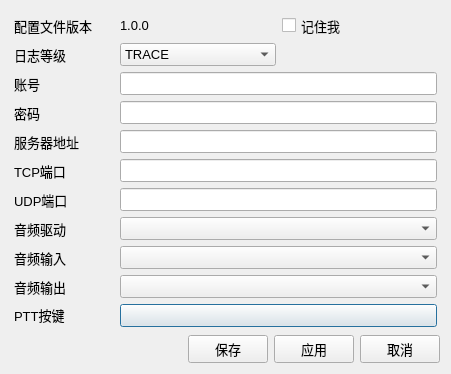
Before: the Qt Designer form src/ui/form/config_window.ui in supermastergui/AudioClient, drawn with Qt 5.
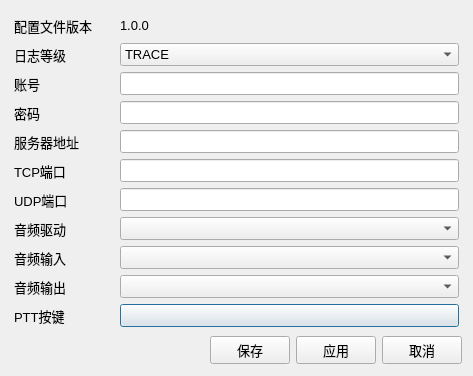
After: the same form once the commit is applied. Icons and pictures are not drawn. Custom widgets are drawn as their Qt base class.

The edit to the form file:
```diff
--- a/src/ui/form/config_window.ui
+++ b/src/ui/form/config_window.ui
@@ -6,14 +6,14 @@
    <rect>
     <x>0</x>
     <y>0</y>
-    <width>451</width>
-    <height>374</height>
+    <width>449</width>
+    <height>376</height>
    </rect>
   </property>
   <property name="minimumSize">
    <size>
-    <width>451</width>
-    <height>162</height>
+    <width>0</width>
+    <height>0</height>
    </size>
   </property>
   <property name="font">
@@ -45,7 +45,14 @@
       <number>3</number>
      </property>
      <item row="9" column="1" colspan="2">
-      <widget class="QComboBox" name="combo_box_audio_output"/>
+      <widget class="QComboBox" name="combo_box_audio_output">
+       <property name="sizePolicy">
+        <sizepolicy hsizetype="Preferred" vsizetype="Fixed">
+         <horstretch>0</horstretch>
+         <verstretch>0</verstretch>
+        </sizepolicy>
+       </property>
+      </widget>
      </item>
      <item row="6" column="0">
       <widget class="QLabel" name="label_udp_port">
@@ -67,16 +74,44 @@
       </widget>
      </item>
      <item row="4" column="1" colspan="2">
-      <widget class="QLineEdit" name="line_edit_server_address"/>
+      <widget class="QLineEdit" name="line_edit_server_address">
+       <property name="sizePolicy">
+        <sizepolicy hsizetype="Preferred" vsizetype="Fixed">
+         <horstretch>0</horstretch>
+         <verstretch>0</verstretch>
+        </sizepolicy>
+       </property>
+      </widget>
      </item>
      <item row="7" column="1" colspan="2">
-      <widget class="QComboBox" name="combo_box_audio_driver"/>
+      <widget class="QComboBox" name="combo_box_audio_driver">
+       <property name="sizePolicy">
+        <sizepolicy hsizetype="Preferred" vsizetype="Fixed">
+         <horstretch>0</horstretch>
+         <verstretch>0</verstretch>
+        </sizepolicy>
+       </property>
+      </widget>
      </item>
      <item row="6" column="1" colspan="2">
-      <widget class="QLineEdit" name="line_edit_udp_port"/>
+      <widget class="QLineEdit" name="line_edit_udp_port">
+       <property name="sizePolicy">
+        <sizepolicy hsizetype="Preferred" vsizetype="Fixed">
+         <horstretch>0</horstretch>
+         <verstretch>0</verstretch>
+        </sizepolicy>
+       </property>
+      </widget>
      </item>
      <item row="2" column="1" colspan="2">
-      <widget class="QLineEdit" name="line_edit_account"/>
+      <widget class="QLineEdit" name="line_edit_account">
+       <property name="sizePolicy">
+        <sizepolicy hsizetype="Preferred" vsizetype="Fixed">
+         <horstretch>0</horstretch>
+         <verstretch>0</verstretch>
+        </sizepolicy>
+       </property>
+      </widget>
      </item>
      <item row="8" column="0">
       <widget class="QLabel" name="label_audio_input">
@@ -97,56 +132,25 @@
        </property>
       </widget>
      </item>
-     <item row="1" column="1">
-      <widget class="QComboBox" name="combo_box_log_level">
-       <property name="sizePolicy">
-        <sizepolicy hsizetype="Preferred" vsizetype="Fixed">
-         <horstretch>0</horstretch>
-         <verstretch>0</verstretch>
-        </sizepolicy>
-       </property>
-       <item>
-        <property name="text">
-         <string>TRACE</string>
-        </property>
-       </item>
-       <item>
-        <property name="text">
-         <string>DEBUG</string>
-        </property>
-       </item>
-       <item>
-        <property name="text">
-         <string>INFO</string>
-        </property>
-       </item>
-       <item>
-        <property name="text">
-         <string>SUCCESS</string>
-        </property>
-       </item>
-       <item>
-        <property name="text">
-         <string>WARNING</string>
-        </property>
-       </item>
-       <item>
-        <property name="text">
-         <string>ERROR</string>
-        </property>
-       </item>
-       <item>
-        <property name="text">
-         <string>CRITICAL</string>
-        </property>
-       </item>
-      </widget>
-     </item>
      <item row="8" column="1" colspan="2">
-      <widget class="QComboBox" name="combo_box_audio_input"/>
+      <widget class="QComboBox" name="combo_box_audio_input">
+       <property name="sizePolicy">
+        <sizepolicy hsizetype="Preferred" vsizetype="Fixed">
+         <horstretch>0</horstretch>
+         <verstretch>0</verstretch>
+        </sizepolicy>
+       </property>
+      </widget>
      </item>
      <item row="5" column="1" colspan="2">
-      <widget class="QLineEdit" name="line_edit_tcp_port"/>
+      <widget class="QLineEdit" name="line_edit_tcp_port">
+       <property name="sizePolicy">
+        <sizepolicy hsizetype="Preferred" vsizetype="Fixed">
+         <horstretch>0</horstretch>
+         <verstretch>0</verstretch>
+        </sizepolicy>
+       </property>
+      </widget>
      </item>
      <item row="1" column="0">
       <widget class="QLabel" name="label_log_level">
@@ -207,6 +211,12 @@
      </item>
      <item row="10" column="1" colspan="2">
       <widget class="HotkeyButton" name="button_ptt">
+       <property name="sizePolicy">
+        <sizepolicy hsizetype="Preferred" vsizetype="Fixed">
+         <horstretch>0</horstretch>
+         <verstretch>0</verstretch>
+        </sizepolicy>
+       </property>
        <property name="minimumSize">
         <size>
          <width>0</width>
@@ -220,31 +230,17 @@
      </item>
      <item row="3" column="1" colspan="2">
       <widget class="QLineEdit" name="line_edit_password">
+       <property name="sizePolicy">
+        <sizepolicy hsizetype="Preferred" vsizetype="Fixed">
+         <horstretch>0</horstretch>
+         <verstretch>0</verstretch>
+        </sizepolicy>
+       </property>
        <property name="echoMode">
         <enum>QLineEdit::EchoMode::Password</enum>
        </property>
       </widget>
      </item>
-     <item row="0" column="1">
-      <widget class="QLabel" name="label_config_version_2">
-       <property name="minimumSize">
-        <size>
-         <width>0</width>
-         <height>23</height>
-        </size>
-       </property>
-       <property name="text">
-        <string>1.0.0</string>
-       </property>
-      </widget>
-     </item>
-     <item row="0" column="2">
-      <widget class="QCheckBox" name="check_box_remember_me">
-       <property name="text">
-        <string>记住我</string>
-       </property>
-      </widget>
-     </item>
      <item row="2" column="0">
       <widget class="QLabel" name="label_account">
        <property name="sizePolicy">
@@ -359,6 +355,64 @@
        </property>
       </widget>
      </item>
+     <item row="0" column="1" colspan="2">
+      <widget class="QLabel" name="label_config_version_2">
+       <property name="minimumSize">
+        <size>
+         <width>0</width>
+         <height>23</height>
+        </size>
+       </property>
+       <property name="text">
+        <string>1.0.0</string>
+       </property>
+      </widget>
+     </item>
+     <item row="1" column="1" colspan="2">
+      <widget class="QComboBox" name="combo_box_log_level">
+       <property name="sizePolicy">
+        <sizepolicy hsizetype="Preferred" vsizetype="Fixed">
+         <horstretch>0</horstretch>
+         <verstretch>0</verstretch>
+        </sizepolicy>
+       </property>
+       <item>
+        <property name="text">
+         <string>TRACE</string>
+        </property>
+       </item>
+       <item>
+        <property name="text">
+         <string>DEBUG</string>
+        </property>
+       </item>
+       <item>
+        <property name="text">
+         <string>INFO</string>
+        </property>
+       </item>
+       <item>
+        <property name="text">
+         <string>SUCCESS</string>
+        </property>
+       </item>
+       <item>
+        <property name="text">
+         <string>WARNING</string>
+        </property>
+       </item>
+       <item>
+        <property name="text">
+         <string>ERROR</string>
+        </property>
+       </item>
+       <item>
+        <property name="text">
+         <string>CRITICAL</string>
+        </property>
+       </item>
+      </widget>
+     </item>
     </layout>
    </item>
    <item row="7" column="1" colspan="2">
```
